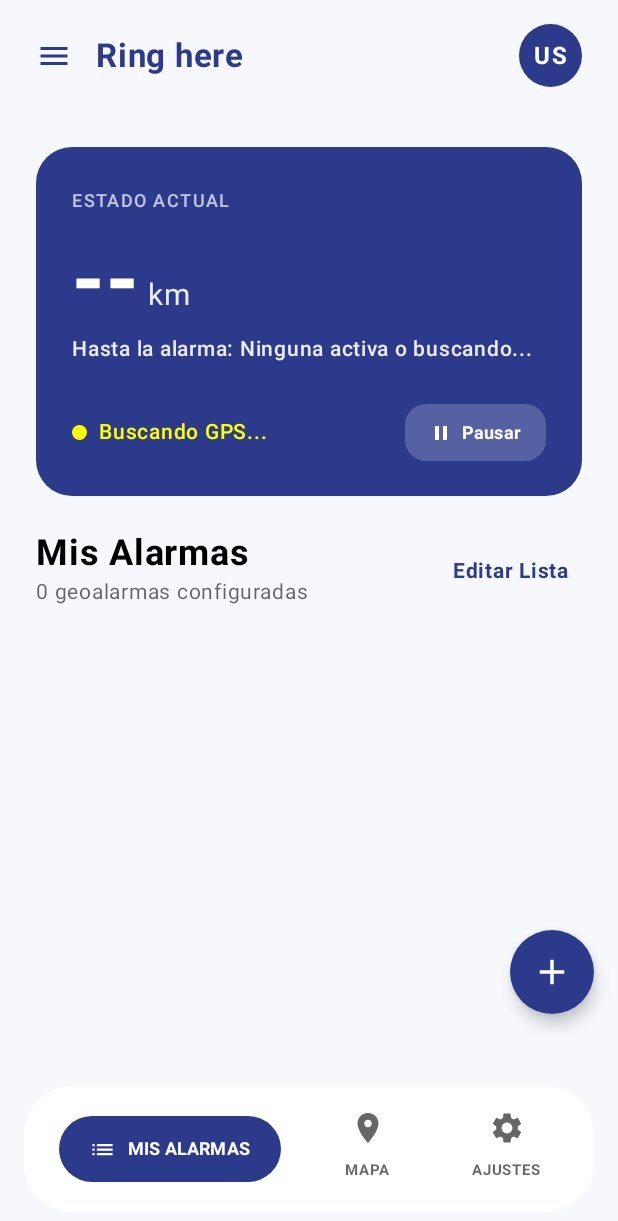
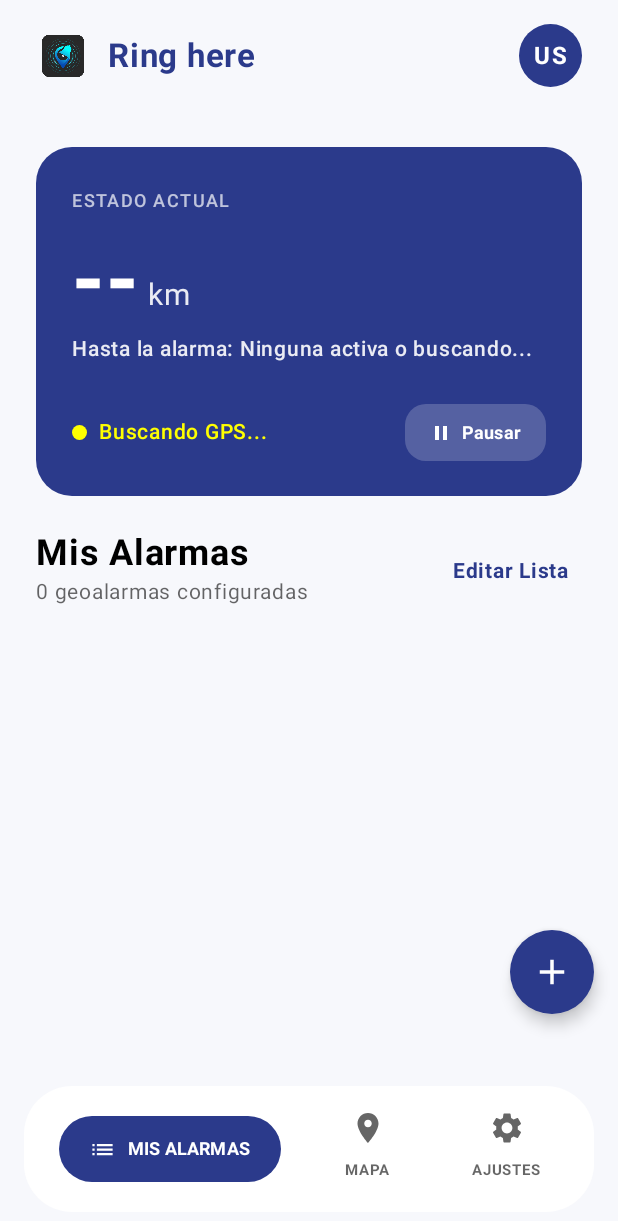
Before and after one commit to Arrooyo110/TFG_RingHere, an Android app built with Jetpack Compose: the DashboardScreen screen opened through its navigation route, on a phone screen of 412 x 824 dp. Shown: the top 1221 px of the screen. Run offline under Robolectric (Android 15) with nearby library versions, the light colour scheme and no system bars; our stand-ins replace Room's generated code; 1 statement that could not run was skipped.

Commit message:
Mejora visual de la interfaz web y actualización de branding en la aplicación móvil
- **Frontend Web**:
    - Implementación de iconos SVG personalizados para los marcadores del mapa (Google Maps), diferenciando visualmente borradores y alarmas activas.
    - Se añade lógica de colores dinámicos para las alarmas: azul para avisos "al entrar" y rojo para avisos "al salir".
    - Mejora de la lista de alarmas en el dashboard con indicadores de estado circulares y estilos de interruptor (toggle) que reflejan el tipo de activación.
    - Refactorización del guardado de alarmas para asegurar paridad de datos con el modelo de Android (UUID, timestamps y tipos de disparador).
    - Corrección en la recuperación de la sesión del usuario y refresco automático de la UI tras cambios de estado.

- **Android App**:
    - Actualización del `TopBar` en `DashboardScreen` sustituyendo el icono de menú por el logo oficial de la aplicación.
    - Incorporación de nuevos recursos gráficos para el icono de la aplicación (`ic_launcher_foreground` y `ic_launcher_background`).
    - Limpieza de comentarios y ajustes menores en la consistencia de colores dinámicos del tema en el Dashboard.

```diff
--- a/app/src/main/java/com/cdm/tfg_ringhere/ui/dashboard/DashboardScreen.kt
+++ b/app/src/main/java/com/cdm/tfg_ringhere/ui/dashboard/DashboardScreen.kt
@@ -7,6 +7,7 @@ import android.Manifest
 import android.os.Build
 import androidx.activity.compose.rememberLauncherForActivityResult
 import androidx.activity.result.contract.ActivityResultContracts
+import androidx.compose.foundation.Image
 import androidx.compose.foundation.background
 import androidx.compose.foundation.clickable
 import androidx.compose.foundation.layout.*
@@ -24,10 +25,12 @@ import androidx.compose.ui.Modifier
 import androidx.compose.ui.draw.clip
 import androidx.compose.ui.graphics.Color
 import androidx.compose.ui.platform.LocalContext
+import androidx.compose.ui.res.painterResource
 import androidx.compose.ui.text.font.FontWeight
 import androidx.compose.ui.unit.dp
 import androidx.compose.ui.unit.sp
 import androidx.navigation.NavController
+import com.cdm.tfg_ringhere.R
 import com.cdm.tfg_ringhere.model.Alarma
 import com.cdm.tfg_ringhere.ui.components.RingHereBottomBar
 import com.cdm.tfg_ringhere.utils.SessionManager
@@ -59,7 +62,6 @@ fun DashboardScreen(navController: NavController, viewModel: AlarmaViewModel) {
         viewModel.sincronizarAlarmas(context)
     }
 
-    // Gestión de Permisos GPS
     val backgroundPermissionLauncher = rememberLauncherForActivityResult(
         contract = ActivityResultContracts.RequestPermission()
     ) { isGranted ->
@@ -91,13 +93,13 @@ fun DashboardScreen(navController: NavController, viewModel: AlarmaViewModel) {
     }
 
     Scaffold(
-        containerColor = MaterialTheme.colorScheme.background, // 🌟 DINÁMICO
+        containerColor = MaterialTheme.colorScheme.background,
         topBar = { TopBarDesign(navController = navController, viewModel = viewModel) },
         bottomBar = { RingHereBottomBar(navController = navController, rutaActual = "dashboard") },
         floatingActionButton = {
             FloatingActionButton(
                 onClick = { navController.navigate("mapa") },
-                containerColor = MaterialTheme.colorScheme.primary, // 🌟 DINÁMICO
+                containerColor = MaterialTheme.colorScheme.primary,
                 contentColor = Color.White,
                 shape = CircleShape,
                 modifier = Modifier.padding(bottom = 16.dp)
@@ -178,7 +180,7 @@ fun HeroCardGPS(
     Card(
         modifier = Modifier.fillMaxWidth(),
         shape = RoundedCornerShape(24.dp),
-        colors = CardDefaults.cardColors(containerColor = MaterialTheme.colorScheme.primary) // 🌟 SE ADAPTA AL AZUL OSCURO/NEGRO
+        colors = CardDefaults.cardColors(containerColor = MaterialTheme.colorScheme.primary)
     ) {
         Column(modifier = Modifier.padding(24.dp)) {
             Text(
@@ -286,9 +288,18 @@ fun TopBarDesign(navController: NavController, viewModel: AlarmaViewModel) {
         verticalAlignment = Alignment.CenterVertically
     ) {
         Row(verticalAlignment = Alignment.CenterVertically) {
-            Icon(Icons.Default.Menu, contentDescription = "Menú", tint = MaterialTheme.colorScheme.primary)
-            Spacer(modifier = Modifier.width(16.dp))
-            Text("Ring here", fontSize = 22.sp, fontWeight = FontWeight.Bold, color = MaterialTheme.colorScheme.primary)
+            Image(
+                painter = painterResource(id = R.mipmap.ic_launcher_foreground),
+                contentDescription = "Logo Ring Here",
+                modifier = Modifier.size(36.dp)
+            )
+            Spacer(modifier = Modifier.width(12.dp))
+            Text(
+                text = "Ring here",
+                fontSize = 22.sp,
+                fontWeight = FontWeight.Bold,
+                color = MaterialTheme.colorScheme.primary
+            )
         }
 
         Box {
@@ -357,7 +368,7 @@ fun AlarmaItemCard(alarma: Alarma, isEditing: Boolean, onDelete: () -> Unit, onT
     Card(
         modifier = Modifier.fillMaxWidth(),
         shape = RoundedCornerShape(24.dp),
-        colors = CardDefaults.cardColors(containerColor = MaterialTheme.colorScheme.surfaceVariant) // 🌟 TARJETA GRIS EN CLARO / CARBON EN OSCURO
+        colors = CardDefaults.cardColors(containerColor = MaterialTheme.colorScheme.surfaceVariant)
     ) {
         Row(
             modifier = Modifier.fillMaxWidth().padding(horizontal = 20.dp, vertical = 20.dp),
--- /dev/null
+++ b/app/src/main/res/values/ic_launcher_background.xml
@@ -0,0 +1,4 @@
+<?xml version="1.0" encoding="utf-8"?>
+<resources>
+    <color name="ic_launcher_background">#282828</color>
+</resources>
```
Also changed, not shown: app/src/main/ic_launcher-playstore.png (added), app/src/main/res/mipmap-hdpi/ic_launcher_foreground.webp (added), app/src/main/res/mipmap-mdpi/ic_launcher_foreground.webp (added), app/src/main/res/mipmap-xhdpi/ic_launcher_foreground.webp (added), app/src/main/res/mipmap-xxhdpi/ic_launcher_foreground.webp (added), app/src/main/res/mipmap-xxxhdpi/ic_launcher_foreground.webp (added), 1 other file.
